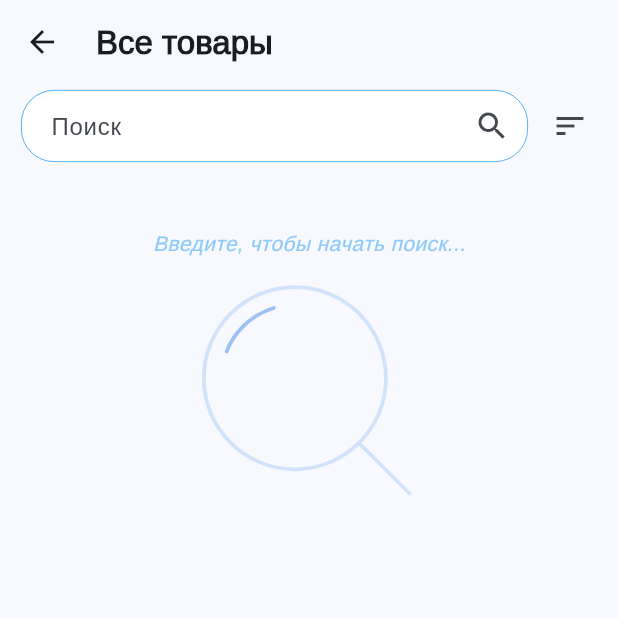
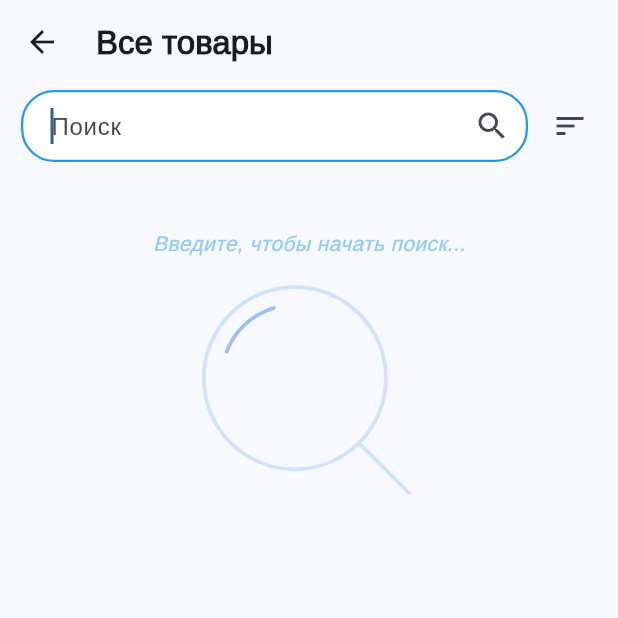
Before and after one commit to 5hanazar/pharmacy_flutter, a Flutter app: the screen it shows after launch, after a tap on the "search" icon, on a phone screen of 412 x 824 dp, the top half of it. Run offline on Flutter 3.47's test engine with Material 3 defaults, Android fonts, the phone set to English and light mode, and no system bars; our stand-ins replace cached_network_image, dio, flutter_animate, fluttertoast, get, infinite_scroll_pagination and 3 more; missing offline and left inert: barcode_widgets; network calls fail.

```diff
--- a/lib/data/data_source/main_api.dart
+++ b/lib/data/data_source/main_api.dart
@@ -281,10 +281,12 @@ class HomeDto {
 
 class BasketDto {
   final num total;
+  final num amount;
   final List<ProductDto> products;
 
   BasketDto({
     required this.total,
+    required this.amount,
     required this.products,
   });
 
@@ -297,6 +299,7 @@ class BasketDto {
     }
     return BasketDto(
       total: json['total'],
+      amount: json['amount'],
       products: products,
     );
   }
--- a/lib/main.dart
+++ b/lib/main.dart
@@ -7,6 +7,7 @@ import 'package:pharmacy/data/data_source/main_api.dart';
 import 'package:pharmacy/data/repository.dart';
 import 'package:pharmacy/presentation/pages/page_basket.dart';
 import 'package:pharmacy/presentation/pages/page_home.dart';
+import 'package:pharmacy/presentation/pages/page_order_requests.dart';
 import 'package:pharmacy/resources/controller_basket.dart';
 import 'package:pharmacy/resources/controller_home.dart';
 import 'package:pharmacy/resources/controller_order_requests.dart';
@@ -66,7 +67,7 @@ class MyBottomNav extends StatelessWidget {
   const MyBottomNav({super.key});
 
   List<Widget> _buildScreens() {
-    return [const HomePage(), const BasketPage()];
+    return [const HomePage(), const BasketPage(), const OrderRequestsPage()];
   }
 
   List<PersistentBottomNavBarItem> _navBarsItems() {
@@ -81,7 +82,7 @@ class MyBottomNav extends StatelessWidget {
         icon: GetBuilder<BasketController>(builder: (controller) {
           return Badge(
             label: Text(
-              (controller.basketState.value?.total ?? 0).toString(),
+              (controller.basketState.value?.amount ?? 0).toString(),
               style: const TextStyle(color: Colors.white, fontSize: 10),
             ),
             isLabelVisible: (controller.basketState.value?.total ?? 0) > 0,
@@ -91,7 +92,22 @@ class MyBottomNav extends StatelessWidget {
         title: ("basket".tr),
         activeColorPrimary: Colors.blue.shade400,
         inactiveColorPrimary: CupertinoColors.systemGrey,
-      )
+      ),
+      PersistentBottomNavBarItem(
+        icon: GetBuilder<OrderRequestsController>(builder: (controller) {
+          return Badge(
+            label: Text(
+              (controller.orderRequestsState.value?.count ?? 0).toString(),
+              style: const TextStyle(color: Colors.white, fontSize: 10),
+            ),
+            isLabelVisible: (controller.orderRequestsState.value?.count ?? 0) > 0,
+            child: const Icon(Icons.receipt),
+          );
+        }),
+        title: ("orders".tr),
+        activeColorPrimary: Colors.blue.shade400,
+        inactiveColorPrimary: CupertinoColors.systemGrey,
+      ),
     ];
   }
 
--- a/lib/presentation/pages/page_product.dart
+++ b/lib/presentation/pages/page_product.dart
@@ -107,7 +107,7 @@ class _ProductPageState extends State<ProductPage> {
                         margin: const EdgeInsets.only(top: 16, bottom: 28),
                         child: Row(children: [
                           Text("~${snapshot.data!.product.price} ", style: const TextStyle(fontSize: 28, fontWeight: FontWeight.bold, color: Colors.blue)),
-                          const Text("TMT", style: TextStyle(fontSize: 22, fontWeight: FontWeight.bold, color: Colors.blue)),
+                          const Text("TMT", style: TextStyle(fontSize: 20, fontWeight: FontWeight.bold, color: Colors.blue)),
                           const Spacer(),
                           BarCodeImage(
                             params: Code128BarCodeParams(
--- a/lib/presentation/pages/page_products.dart
+++ b/lib/presentation/pages/page_products.dart
@@ -136,7 +136,7 @@ class _ProductsPageState extends State<ProductsPage> {
                     _searchTerm = query;
                     _pagingController.refresh();
                   },
-                  autofocus: false,
+                  autofocus: _searchTerm.isEmpty,
                   decoration: InputDecoration(
                       contentPadding: const EdgeInsets.symmetric(vertical: 0, horizontal: 16),
                       suffixIcon: const Icon(Icons.search),
--- a/lib/resources/my_translations.dart
+++ b/lib/resources/my_translations.dart
@@ -47,6 +47,9 @@ class MyTranslations extends Translations {
       'empty_basket': 'Корзина пуста. Добавьте товары...',
       'search_text': 'Введите, чтобы начать поиск...',
       'no_orders': 'У вас пока нет заказов.',
+      'send_order': 'Отправить',
+      'basket_text': 'Отправьте ваш заказ во все аптеки города одним нажатием',
+      'pharmacy_count': 'аптек'
     },
     'tm_TM': {
       'products': 'Harytlar',
@@ -92,6 +95,9 @@ class MyTranslations extends Translations {
       'empty_basket': 'Sebediňiz boş. Haryt goşuň...',
       'search_text': 'Gözleg üçin ýazyp başlaň...',
       'no_orders': 'Siz hiç zat sargyt etmediňiz.',
+      'send_order': 'Sargyt et',
+      'basket_text': 'Sargydyňyzy bir düwme bilen şäheriň ähli dermanhanasyna iberiň.',
+      'pharmacy_count': 'sany'
     }
   };
 }
```
Also changed, not shown: lib/presentation/pages/page_basket.dart (+43 -25 lines), lib/presentation/pages/page_pharmacies.dart (+6 -2 lines).
